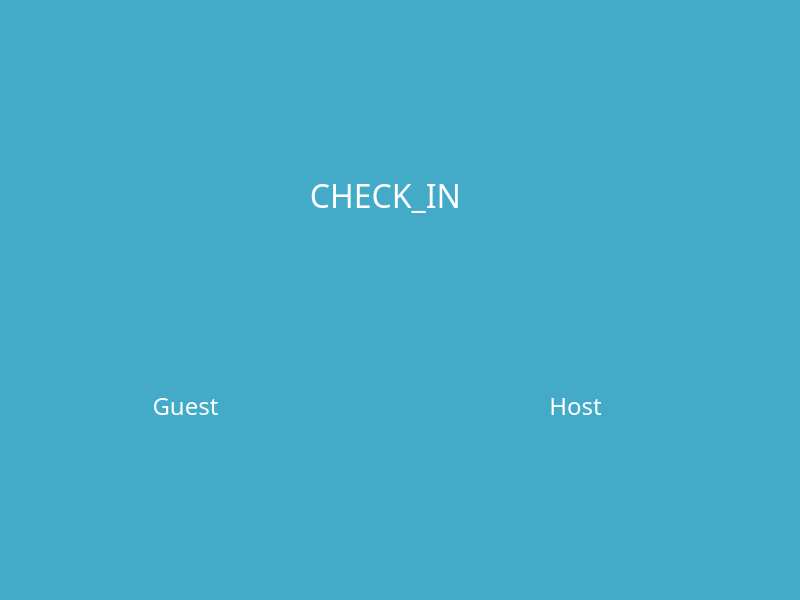
Qt form maindisplay.ui (Muyahom/Display) before a commit.
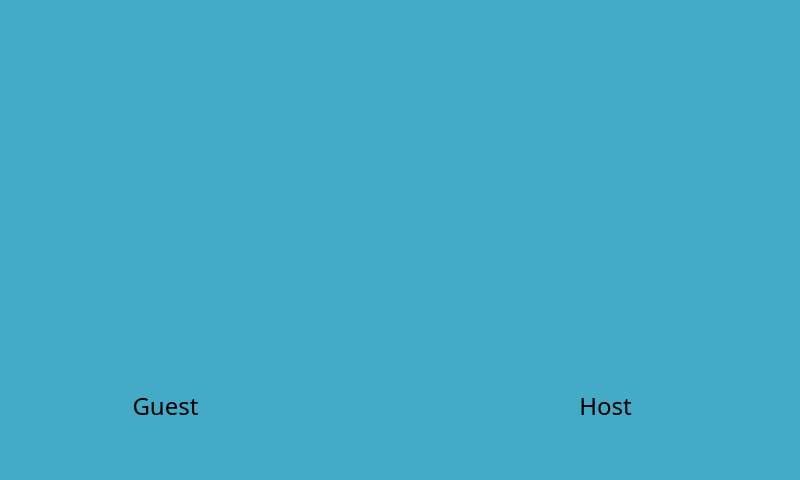
The same form after that commit.

Diff of the .ui file:
```diff
--- a/maindisplay.ui
+++ b/maindisplay.ui
@@ -10,7 +10,7 @@
     <x>0</x>
     <y>0</y>
     <width>800</width>
-    <height>600</height>
+    <height>480</height>
    </rect>
   </property>
   <property name="font">
@@ -41,7 +41,7 @@
    <widget class="QPushButton" name="btnGuest">
     <property name="geometry">
      <rect>
-      <x>100</x>
+      <x>80</x>
       <y>350</y>
       <width>171</width>
       <height>111</height>
@@ -57,7 +57,7 @@
      <enum>Qt::TabFocus</enum>
     </property>
     <property name="styleSheet">
-     <string notr="true">color: rgb(255, 255, 255);
+     <string notr="true">color: rgb(0, 0, 0);
 border-color: rgb(255, 255, 10);</string>
     </property>
     <property name="text">
@@ -67,32 +67,10 @@
      <bool>true</bool>
     </property>
    </widget>
-   <widget class="QLabel" name="label">
-    <property name="geometry">
-     <rect>
-      <x>190</x>
-      <y>90</y>
-      <width>391</width>
-      <height>211</height>
-     </rect>
-    </property>
-    <property name="font">
-     <font>
-      <family>BM Jua</family>
-      <pointsize>24</pointsize>
-     </font>
-    </property>
-    <property name="text">
-     <string>&lt;html&gt;&lt;head/&gt;&lt;body&gt;&lt;p&gt;&lt;span style=&quot; color:#ffffff;&quot;&gt;CHECK_IN&lt;/span&gt;&lt;/p&gt;&lt;/body&gt;&lt;/html&gt;</string>
-    </property>
-    <property name="alignment">
-     <set>Qt::AlignCenter</set>
-    </property>
-   </widget>
    <widget class="QPushButton" name="btnHost">
     <property name="geometry">
      <rect>
-      <x>490</x>
+      <x>520</x>
       <y>350</y>
       <width>171</width>
       <height>111</height>
@@ -107,7 +85,7 @@
      </font>
     </property>
     <property name="styleSheet">
-     <string notr="true">color: rgb(255, 255, 255);</string>
+     <string notr="true">color: rgb(0, 0, 0);</string>
     </property>
     <property name="text">
      <string>Host</string>
@@ -119,6 +97,19 @@
      <bool>true</bool>
     </property>
    </widget>
+   <widget class="QLabel" name="qwer">
+    <property name="geometry">
+     <rect>
+      <x>270</x>
+      <y>110</y>
+      <width>251</width>
+      <height>231</height>
+     </rect>
+    </property>
+    <property name="text">
+     <string/>
+    </property>
+   </widget>
   </widget>
   <widget class="QMenuBar" name="menubar">
    <property name="geometry">
```
